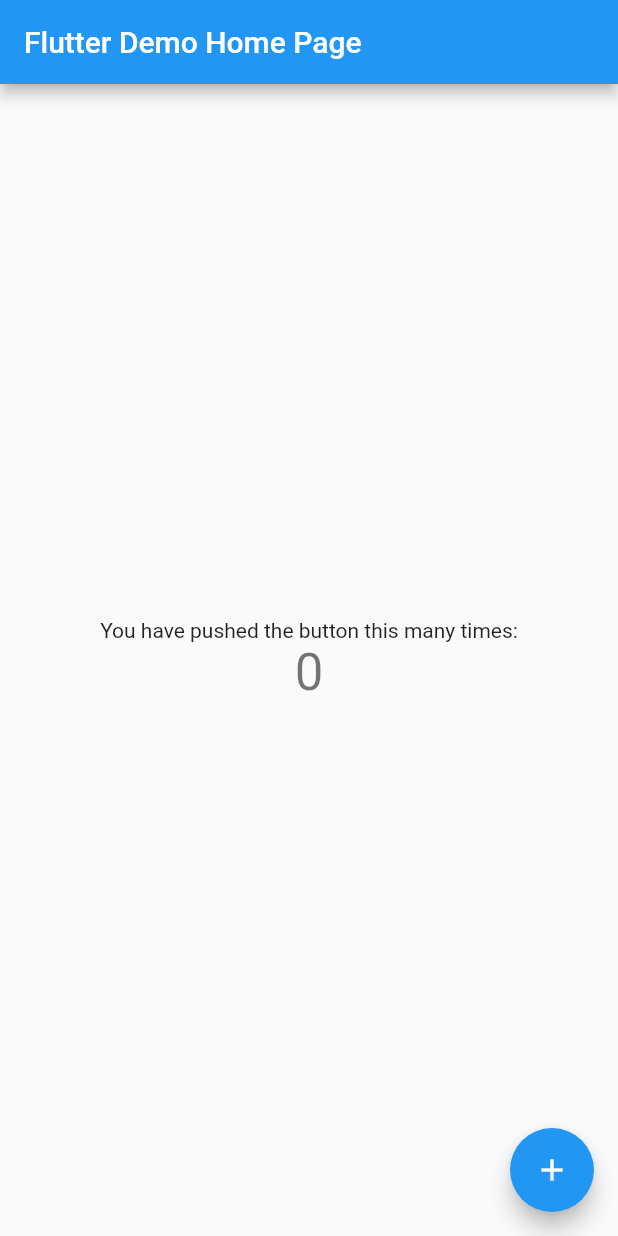
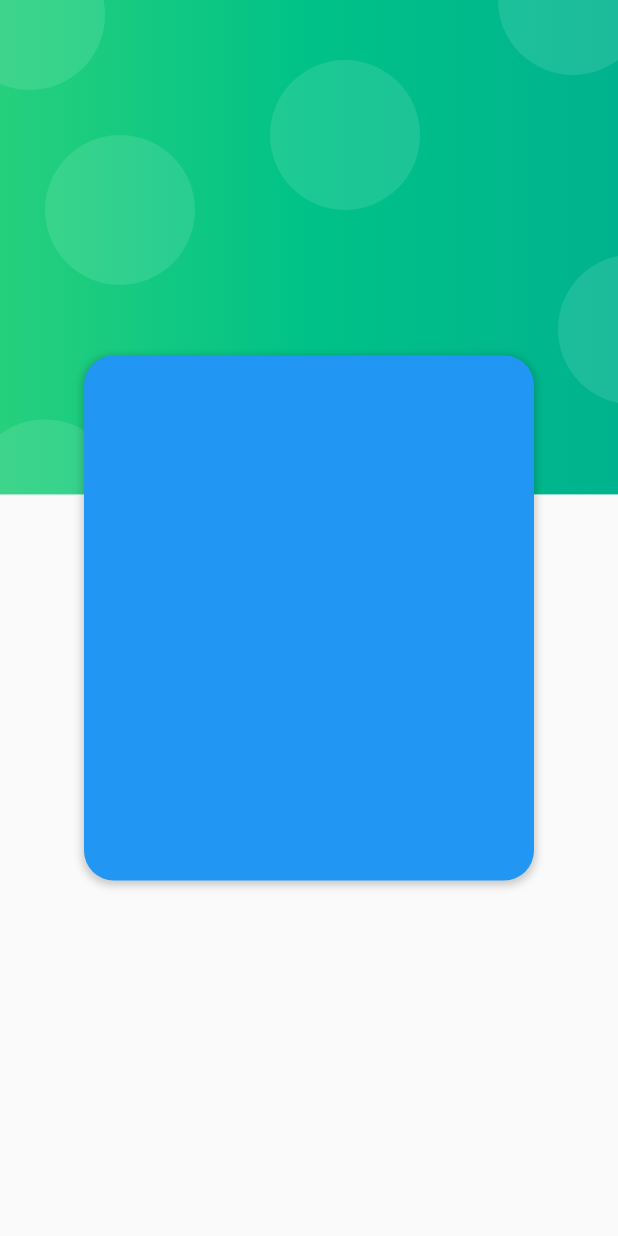
Before and after one commit to eivanphils/login-flutter, a Flutter app: the screen it shows after launch, on a phone screen of 412 x 824 dp. Run offline on Flutter 3.47's test engine with Material 2 defaults, Android fonts, the phone set to English and light mode, and no system bars.

Commit message:
Agregado estructura de fondo

```diff
--- a/lib/main.dart
+++ b/lib/main.dart
@@ -1,4 +1,6 @@
 import 'package:flutter/material.dart';
+
+import 'package:login_flutter/screens/screens.dart';
 
 void main() {
   runApp(const MyApp());
@@ -11,105 +13,13 @@ class MyApp extends StatelessWidget {
   @override
   Widget build(BuildContext context) {
     return MaterialApp(
-      title: 'Flutter Demo',
-      theme: ThemeData(
-        // This is the theme of your application.
-        //
-        // Try running your application with "flutter run". You'll see the
-        // application has a blue toolbar. Then, without quitting the app, try
-        // changing the primarySwatch below to Colors.green and then invoke
-        // "hot reload" (press "r" in the console where you ran "flutter run",
-        // or simply save your changes to "hot reload" in a Flutter IDE).
-        // Notice that the counter didn't reset back to zero; the application
-        // is not restarted.
-        primarySwatch: Colors.blue,
-      ),
-      home: const MyHomePage(title: 'Flutter Demo Home Page'),
+      debugShowCheckedModeBanner: false,
+      title: 'Login App',
+      initialRoute: LoginScreen.routeName,
+      routes: {
+        LoginScreen.routeName: (_) => const LoginScreen(),
+        HomeScreen.routeName: (_) => const HomeScreen()
+      }
     );
   }
 }
-
-class MyHomePage extends StatefulWidget {
-  const MyHomePage({Key? key, required this.title}) : super(key: key);
-
-  // This widget is the home page of your application. It is stateful, meaning
-  // that it has a State object (defined below) that contains fields that affect
-  // how it looks.
-
-  // This class is the configuration for the state. It holds the values (in this
-  // case the title) provided by the parent (in this case the App widget) and
-  // used by the build method of the State. Fields in a Widget subclass are
-  // always marked "final".
-
-  final String title;
-
-  @override
-  State<MyHomePage> createState() => _MyHomePageState();
-}
-
-class _MyHomePageState extends State<MyHomePage> {
-  int _counter = 0;
-
-  void _incrementCounter() {
-    setState(() {
-      // This call to setState tells the Flutter framework that something has
-      // changed in this State, which causes it to rerun the build method below
-      // so that the display can reflect the updated values. If we changed
-      // _counter without calling setState(), then the build method would not be
-      // called again, and so nothing would appear to happen.
-      _counter++;
-    });
-  }
-
-  @override
-  Widget build(BuildContext context) {
-    // This method is rerun every time setState is called, for instance as done
-    // by the _incrementCounter method above.
-    //
-    // The Flutter framework has been optimized to make rerunning build methods
-    // fast, so that you can just rebuild anything that needs updating rather
-    // than having to individually change instances of widgets.
-    return Scaffold(
-      appBar: AppBar(
-        // Here we take the value from the MyHomePage object that was created by
-        // the App.build method, and use it to set our appbar title.
-        title: Text(widget.title),
-      ),
-      body: Center(
-        // Center is a layout widget. It takes a single child and positions it
-        // in the middle of the parent.
-        child: Column(
-          // Column is also a layout widget. It takes a list of children and
-          // arranges them vertically. By default, it sizes itself to fit its
-          // children horizontally, and tries to be as tall as its parent.
-          //
-          // Invoke "debug painting" (press "p" in the console, choose the
-          // "Toggle Debug Paint" action from the Flutter Inspector in Android
-          // Studio, or the "Toggle Debug Paint" command in Visual Studio Code)
-          // to see the wireframe for each widget.
-          //
-          // Column has various properties to control how it sizes itself and
-          // how it positions its children. Here we use mainAxisAlignment to
-          // center the children vertically; the main axis here is the vertical
-          // axis because Columns are vertical (the cross axis would be
-          // horizontal).
-          mainAxisAlignment: MainAxisAlignment.center,
-          children: <Widget>[
-            const Text(
-              'You have pushed the button this many times:',
-            ),
-            Text(
-              '$_counter',
-              style: Theme.of(context).textTheme.headline4,
-            ),
-          ],
-        ),
-      ),
-      floatingActionButton: FloatingActionButton(
-        onPressed: _incrementCounter,
-        tooltip: 'Increment',
-        child: const Icon(Icons.add),
-      ), // This trailing comma makes auto-formatting nicer for build methods.
-    );
-  }
-}
--- /dev/null
+++ b/lib/screens/home_screen.dart
@@ -0,0 +1,14 @@
+import 'package:flutter/material.dart';
+
+class HomeScreen extends StatelessWidget {
+  static const routeName = 'home';
+
+  const HomeScreen({Key? key}) : super(key: key);
+
+  @override
+  Widget build(BuildContext context) {
+    return const Scaffold(
+      body: Center(child: Text('HomeScreen')),
+    );
+  }
+}
--- /dev/null
+++ b/lib/screens/login_screen.dart
@@ -0,0 +1,16 @@
+import 'package:flutter/material.dart';
+
+import 'package:login_flutter/widgets/widgets.dart';
+
+class LoginScreen extends StatelessWidget {
+  static const routeName = 'login';
+
+  const LoginScreen({Key? key}) : super(key: key);
+
+  @override
+  Widget build(BuildContext context) {
+    return const Scaffold(
+      body: AuthBackground()
+    );
+  }
+}
--- /dev/null
+++ b/lib/screens/screens.dart
@@ -0,0 +1,2 @@
+export 'package:login_flutter/screens/home_screen.dart';
+export 'package:login_flutter/screens/login_screen.dart';
--- /dev/null
+++ b/lib/widgets/auth_background.dart
@@ -0,0 +1,94 @@
+import 'package:flutter/material.dart';
+
+class AuthBackground extends StatelessWidget {
+  const AuthBackground({Key? key}) : super(key: key);
+
+  @override
+  Widget build(BuildContext context) {
+    return SizedBox(
+      width: double.infinity,
+      height: double.infinity,
+      child: Stack(
+        children: [
+          const _GreenBox(),
+
+          Align(
+            child: Container(
+              width: 300,
+              height: 350,
+              decoration: BoxDecoration(
+                borderRadius: BorderRadius.circular(20),
+                color: Colors.blue,
+                boxShadow: [
+                  _boxShadow()
+                ]
+              ),
+            )
+          )
+
+        ],
+      ),
+    );
+  }
+
+  BoxShadow _boxShadow() {
+    return const BoxShadow(
+                  color: Color.fromRGBO(0, 0, 0, 0.2),
+                  blurRadius: 4,
+                  spreadRadius: 1,
+                  offset: Offset(0, 1.5)
+                );
+  }
+}
+
+class _GreenBox extends StatelessWidget {
+  const _GreenBox({Key? key}) : super(key: key);
+
+  @override
+  Widget build(BuildContext context) {
+    final size = MediaQuery.of(context).size;
+
+    return Container(
+      width: double.infinity,
+      height: size.height * 0.4,
+      decoration: _greenBackground(),
+      child: Stack(
+        children: const [
+
+          Positioned(child: _Bubble(), top: 90, left: 30,),
+          Positioned(child: _Bubble(), top: 40, left: 180,),
+          Positioned(child: _Bubble(), top: 300, left: 190,),
+          Positioned(child: _Bubble(), top: -40, left: -30,),
+          Positioned(child: _Bubble(), top: -50, right: -20,),
+          Positioned(child: _Bubble(), bottom: -50, left: -20,),
+          Positioned(child: _Bubble(), bottom: 60, right: -60,),
+        ],
+      ),
+    );
+  }
+
+  BoxDecoration _greenBackground() => const BoxDecoration(
+    gradient: LinearGradient(
+      colors: [
+        Color.fromRGBO(38, 208, 124, 1),
+        Color.fromRGBO(0, 194, 135, 1),
+        Color.fromRGBO(0, 179, 143, 1),
+      ]
+    )
+  );
+}
+
+class _Bubble extends StatelessWidget {
+  const _Bubble({ Key? key }) : super(key: key);
+
+  @override
+  Widget build(BuildContext context) {
+    return Container(
+      width: 100,
+      height: 100,
+      decoration: BoxDecoration(
+        borderRadius: BorderRadius.circular(100),
+        color: const Color.fromRGBO(255, 255, 255, 0.11)),
+    );
+  }
+}
--- /dev/null
+++ b/lib/widgets/widgets.dart
@@ -0,0 +1 @@
+export 'package:login_flutter/widgets/auth_background.dart';
```
